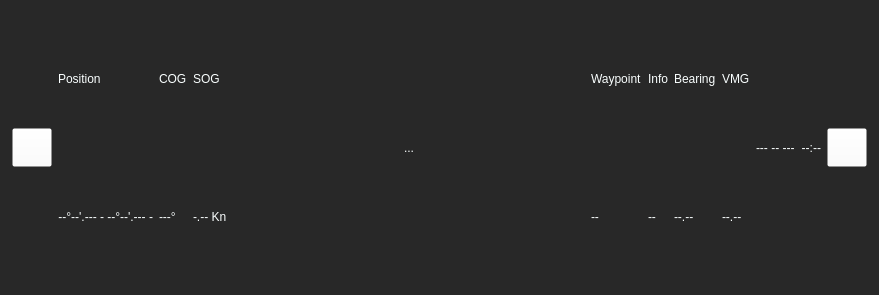
This is ui/topbar/TopBar.ui in OpenFairWind/FairWindSK as Qt 5 draws it before an edit. The edited form follows.
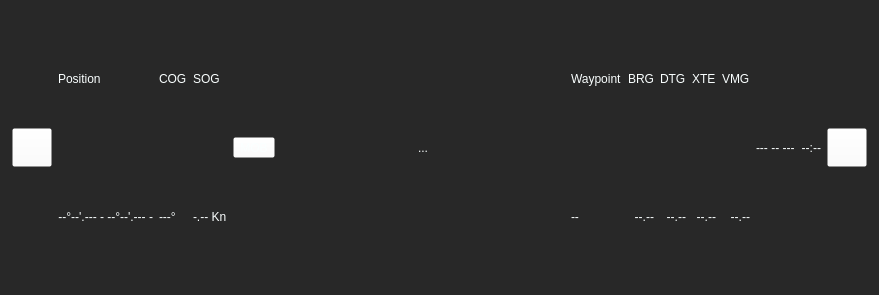
This is the edited form.

Commit message: Added navigate to waypoint Added MOB button ToDo: Implement MOB button ToDo: Implement units ToDo: Hide non present data fields ToDo: Fix field size

Diff of the .ui file:
```diff
--- a/ui/topbar/TopBar.ui
+++ b/ui/topbar/TopBar.ui
@@ -144,6 +144,20 @@
        </item>
       </layout>
      </item>
+     <item>
+      <layout class="QVBoxLayout" name="verticalLayout_MOB">
+       <item>
+        <widget class="QToolButton" name="toolbutton_MOB">
+         <property name="styleSheet">
+          <string notr="true">background-color: rgba(255, 255, 255, 0);</string>
+         </property>
+         <property name="text">
+          <string>MOB</string>
+         </property>
+        </widget>
+       </item>
+      </layout>
+     </item>
      <item>
       <spacer name="horizontalSpacer_Sx">
        <property name="orientation">
@@ -212,7 +226,7 @@
           <string notr="true">background-color: rgba(255, 255, 255, 0);</string>
          </property>
          <property name="text">
-          <string>Info</string>
+          <string>BRG</string>
          </property>
         </widget>
        </item>
@@ -222,7 +236,10 @@
           <string notr="true">background-color: rgba(255, 255, 255, 0);</string>
          </property>
          <property name="text">
-          <string>--</string>
+          <string>--.--</string>
+         </property>
+         <property name="alignment">
+          <set>Qt::AlignRight|Qt::AlignTrailing|Qt::AlignVCenter</set>
          </property>
         </widget>
        </item>
@@ -236,7 +253,7 @@
           <string notr="true">background-color: rgba(255, 255, 255, 0);</string>
          </property>
          <property name="text">
-          <string>Bearing</string>
+          <string>DTG</string>
          </property>
         </widget>
        </item>
@@ -248,6 +265,9 @@
          <property name="text">
           <string>--.--</string>
          </property>
+         <property name="alignment">
+          <set>Qt::AlignRight|Qt::AlignTrailing|Qt::AlignVCenter</set>
+         </property>
         </widget>
        </item>
       </layout>
@@ -255,6 +275,33 @@
      <item>
       <layout class="QVBoxLayout" name="verticalLayout_8">
        <item>
+        <widget class="QLabel" name="label_TextXTE">
+         <property name="styleSheet">
+          <string notr="true">background-color: rgba(255, 255, 255, 0);</string>
+         </property>
+         <property name="text">
+          <string>XTE</string>
+         </property>
+        </widget>
+       </item>
+       <item>
+        <widget class="QLabel" name="label_XTE">
+         <property name="styleSheet">
+          <string notr="true">background-color: rgba(255, 255, 255, 0);</string>
+         </property>
+         <property name="text">
+          <string>--.--</string>
+         </property>
+         <property name="alignment">
+          <set>Qt::AlignRight|Qt::AlignTrailing|Qt::AlignVCenter</set>
+         </property>
+        </widget>
+       </item>
+      </layout>
+     </item>
+     <item>
+      <layout class="QVBoxLayout" name="verticalLayout_9">
+       <item>
         <widget class="QLabel" name="label_TextVMG">
          <property name="styleSheet">
           <string notr="true">background-color: rgba(255, 255, 255, 0);</string>
@@ -272,6 +319,9 @@
          <property name="text">
           <string>--.--</string>
          </property>
+         <property name="alignment">
+          <set>Qt::AlignRight|Qt::AlignTrailing|Qt::AlignVCenter</set>
+         </property>
         </widget>
        </item>
       </layout>
```
Left out of the diff: 8 changed lines with no effect on the pictures. The commit also changes 2 other files.
